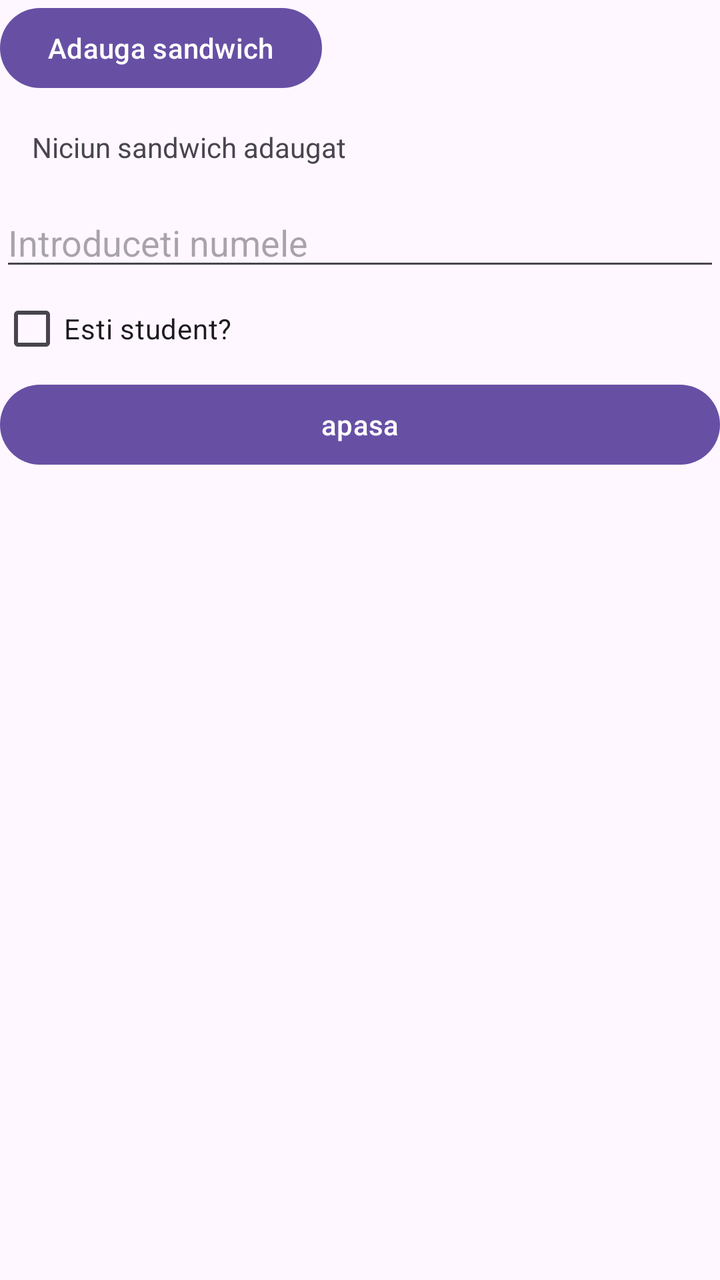
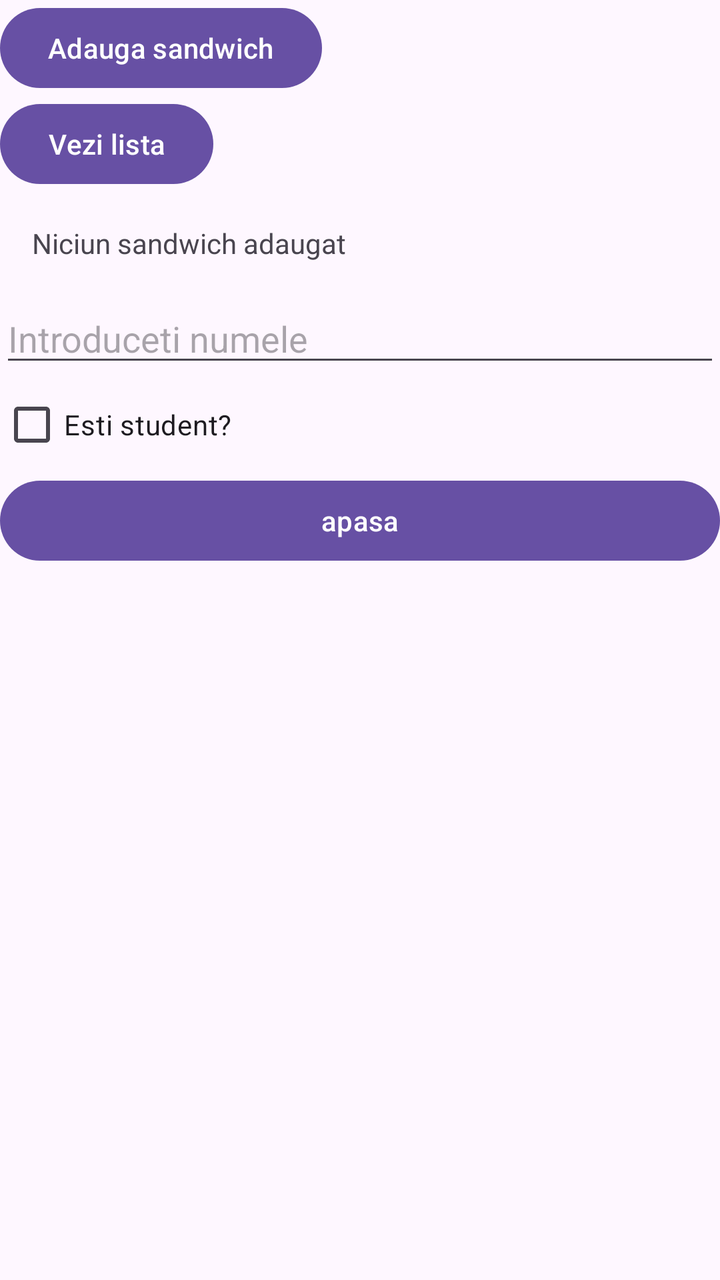

Screens rendered from an Android XML layout before and after an edit, with the pre-edit source and the edit as a unified diff.
<!-- AndroidManifest.xml: application theme Theme.Hristache_Dan_Alexandru_ActivitateDAM2026 -->
<!-- res/layout/activity_main.xml -->
<?xml version="1.0" encoding="utf-8"?>
<LinearLayout xmlns:android="http://schemas.android.com/apk/res/android"
    xmlns:app="http://schemas.android.com/apk/res-auto"
    xmlns:tools="http://schemas.android.com/tools"
    android:id="@+id/main"
    android:orientation="vertical"
    android:layout_width="match_parent"
    android:layout_height="wrap_content"
    tools:context=".MainActivity">

    <Button
        android:id="@+id/btnAdauga"
        android:layout_width="wrap_content"
        android:layout_height="wrap_content"
        android:onClick="deschideAdaugare"
        android:text="@string/adauga_sandwich_xml"
        app:layout_constraintBottom_toBottomOf="parent"
        app:layout_constraintEnd_toEndOf="parent"
        app:layout_constraintStart_toStartOf="parent"
        app:layout_constraintTop_toTopOf="parent" />

    <TextView
        android:id="@+id/tvRezultat"
        android:layout_width="match_parent"
        android:layout_height="wrap_content"
        android:padding="16dp"
        android:text="@string/niciun_sandwich_adaugat" />

    <EditText
        android:id="@+id/nume_ET"
        android:layout_width="match_parent"
        android:layout_height="wrap_content"
        android:hint="@string/introduceti_numele"
        android:inputType="text"/>

    <CheckBox
        android:id="@+id/eStudent_CB"
        android:layout_width="match_parent"
        android:layout_height="wrap_content"
        android:text="@string/esti_student"
        />
    <Button
        android:layout_width="match_parent"
        android:layout_height="wrap_content"
        android:onClick="culegeDate"
        android:text="@string/apasa" />

</LinearLayout>
<!-- resources referenced by this layout -->
<resources>
  <string name="adauga_sandwich_xml">Adauga sandwich</string>
  <string name="apasa">apasa</string>
  <string name="esti_student">Esti student?</string>
  <string name="introduceti_numele">Introduceti numele</string>
  <string name="niciun_sandwich_adaugat">Niciun sandwich adaugat</string>
  <style name="Theme.Hristache_Dan_Alexandru_ActivitateDAM2026" parent="Base.Theme.Hristache_Dan_Alexandru_ActivitateDAM2026" />
  <style name="Base.Theme.Hristache_Dan_Alexandru_ActivitateDAM2026" parent="Theme.Material3.DayNight.NoActionBar">
          
          
      </style>
</resources>

<!-- the commit's change to res/layout/activity_main.xml (unified diff, before → after) -->
@@ -18,6 +18,12 @@
         app:layout_constraintEnd_toEndOf="parent"
         app:layout_constraintStart_toStartOf="parent"
         app:layout_constraintTop_toTopOf="parent" />
+
+    <Button
+        android:layout_width="wrap_content"
+        android:layout_height="wrap_content"
+        android:onClick="deschideLista"
+        android:text="@string/vezi_lista" />
 
     <TextView
         android:id="@+id/tvRezultat"
<!-- resource entries referenced after the edit -->
@@ -5,6 +5,7 @@
   <string name="esti_student">Esti student?</string>
   <string name="introduceti_numele">Introduceti numele</string>
   <string name="niciun_sandwich_adaugat">Niciun sandwich adaugat</string>
+  <string name="vezi_lista">Vezi lista</string>
   <style name="Theme.Hristache_Dan_Alexandru_ActivitateDAM2026" parent="Base.Theme.Hristache_Dan_Alexandru_ActivitateDAM2026" />
   <style name="Base.Theme.Hristache_Dan_Alexandru_ActivitateDAM2026" parent="Theme.Material3.DayNight.NoActionBar">
           
